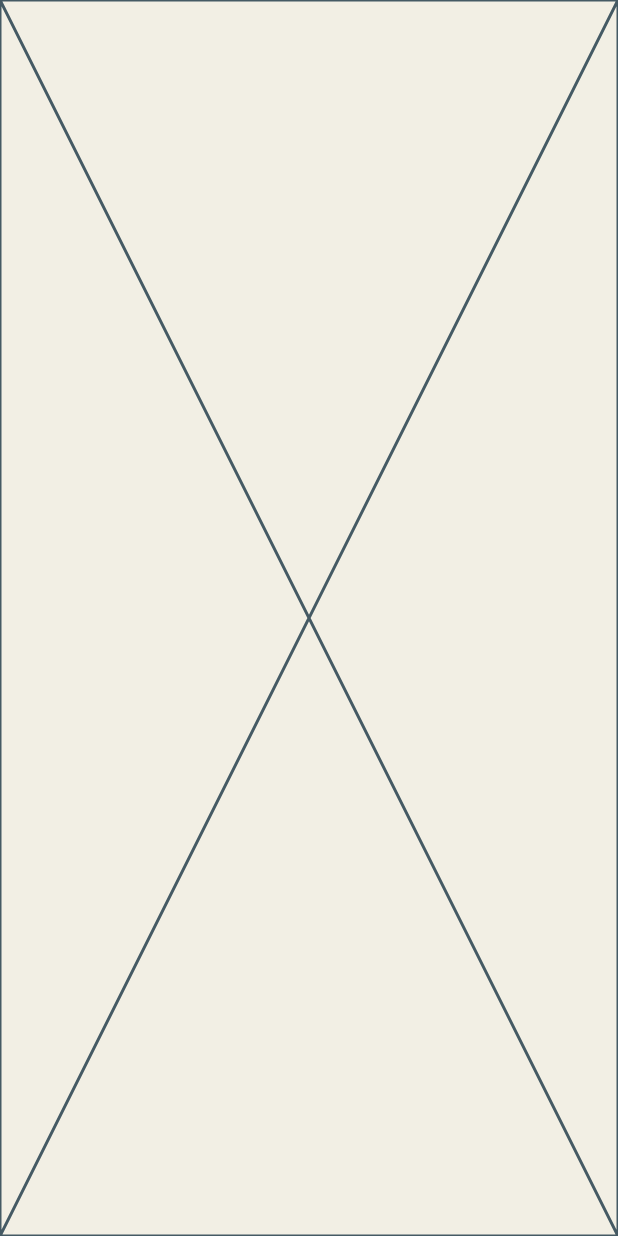
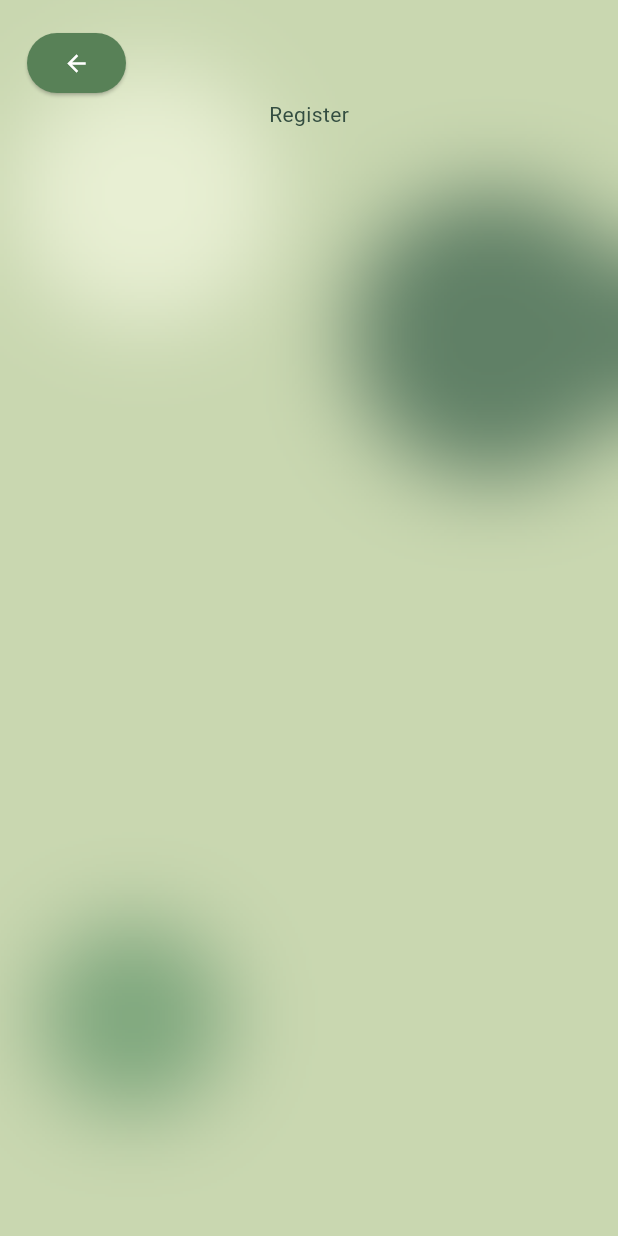
Before and after one commit to trans-dam/TicTic-solution-classe, a Flutter app: the screen it shows after launch, after a tap on "Créer mon compte", on a phone screen of 412 x 824 dp. Run offline on Flutter 3.47's test engine with Material 3 defaults, Android fonts, the phone set to English and light mode, and no system bars; our stand-ins replace flutter_svg.

Commit message:
Refactor registration and welcome screens to use ScaffoldWithImage for consistent background styling

```diff
--- a/code/tictic/lib/screens/register/register.dart
+++ b/code/tictic/lib/screens/register/register.dart
@@ -1,4 +1,6 @@
 import 'package:flutter/material.dart';
+import 'package:tictic/constants/sizes.dart';
+import 'package:tictic/screens/scaffold_with_image.dart';
 
 class Register extends StatelessWidget {
   const Register({super.key});
@@ -7,6 +9,26 @@ class Register extends StatelessWidget {
 
   @override
   Widget build(BuildContext context) {
-    return Scaffold(body: Placeholder());
+    return ScaffoldWithImage(
+      child: Padding(
+        padding: const EdgeInsets.only(top: kVerticalPadding),
+        child: Column(
+          children: [
+            Row(
+              children: [
+                SizedBox(width: kHorizontalPadding),
+                ElevatedButton(
+                  onPressed: () {
+                    Navigator.pop(context);
+                  },
+                  child: Icon(Icons.arrow_back),
+                ),
+              ],
+            ),
+            Text("Register"),
+          ],
+        ),
+      ),
+    );
   }
 }
--- /dev/null
+++ b/code/tictic/lib/screens/scaffold_with_image.dart
@@ -0,0 +1,24 @@
+import 'package:flutter/material.dart';
+
+class ScaffoldWithImage extends StatelessWidget {
+  const ScaffoldWithImage({super.key, required this.child});
+  final Widget child;
+
+  @override
+  Widget build(BuildContext context) {
+    return Scaffold(
+      body: Container(
+        width: MediaQuery.of(context).size.width,
+        decoration: BoxDecoration(
+          image: DecorationImage(
+            image: AssetImage("assets/img/back1.png"),
+            fit: BoxFit.cover,
+          ),
+        ),
+        child: SafeArea(
+          child: child,
+        ),
+      ),
+    );
+  }
+}
--- a/code/tictic/lib/screens/welcome/welcome.dart
+++ b/code/tictic/lib/screens/welcome/welcome.dart
@@ -1,5 +1,6 @@
 import 'package:flutter/material.dart';
 import 'package:tictic/constants/sizes.dart';
+import 'package:tictic/screens/scaffold_with_image.dart';
 import 'package:tictic/screens/welcome/widgets/call_to_actions.dart';
 import 'package:tictic/screens/welcome/widgets/logo_welcome.dart';
 import 'package:tictic/screens/welcome/widgets/text_divider.dart';
@@ -14,16 +15,7 @@ class Welcome extends StatelessWidget {
 
   @override
   Widget build(BuildContext context) {
-    return Scaffold(
-      body: Container(
-        width: MediaQuery.of(context).size.width,
-        decoration: BoxDecoration(
-          image: DecorationImage(
-            image: AssetImage("assets/img/back1.png"),
-            fit: BoxFit.cover,
-          ),
-        ),
-        child: SafeArea(
+    return ScaffoldWithImage(
       child: Column(
         children: [
           Spacer(),
@@ -34,8 +26,6 @@ class Welcome extends StatelessWidget {
           CallToActions(),
         ],
       ),
-        ),
-      ),
     );
   }
 }
```
Lines whose indentation alone changed are shown as unchanged.
